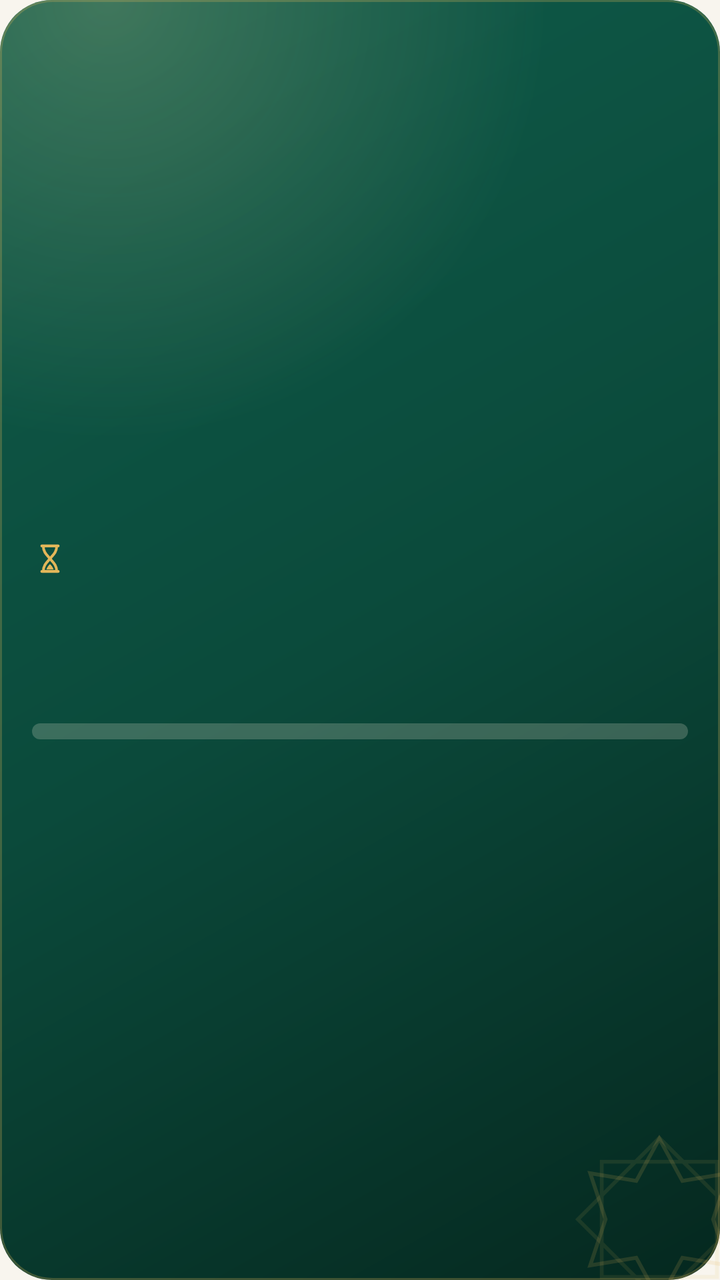
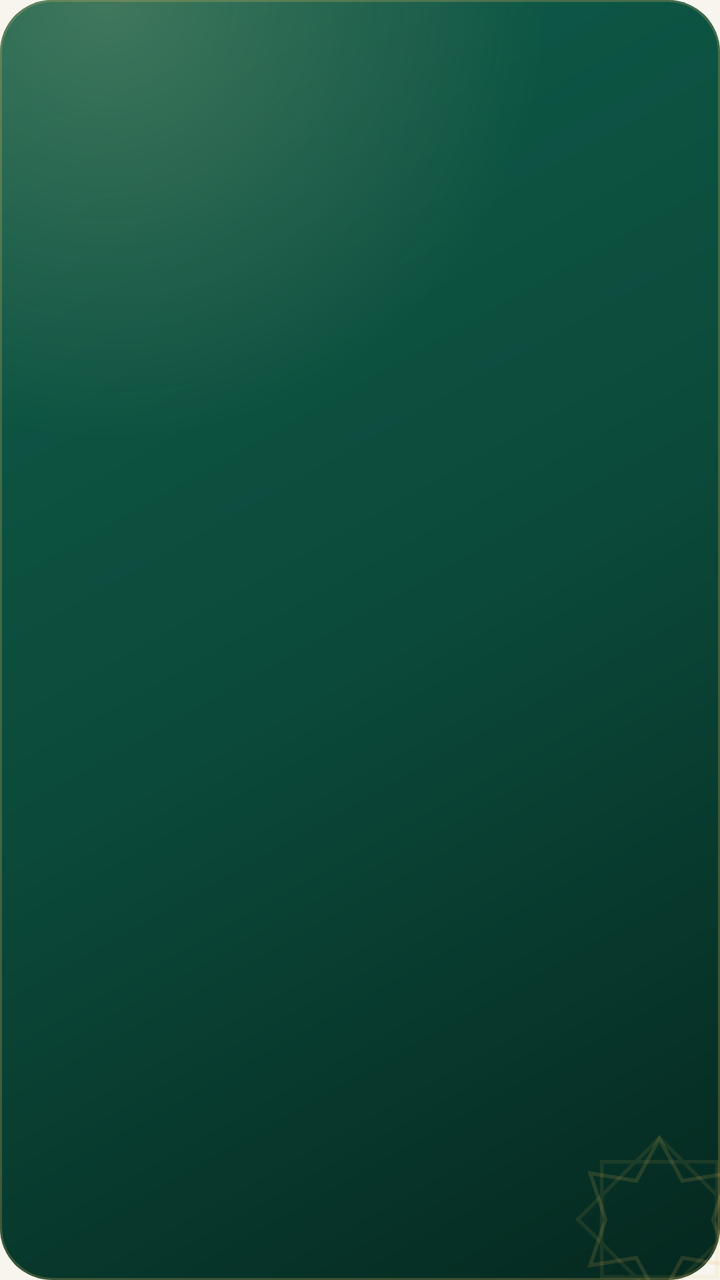

The first picture is an Android layout as it rendered before a commit; the second is the same layout after the commit. The layout source and the unified diff follow.
<!-- AndroidManifest.xml: application theme Theme.ZikrTime -->
<!-- res/layout/widget_screen.xml -->
<?xml version="1.0" encoding="utf-8"?>
<FrameLayout xmlns:android="http://schemas.android.com/apk/res/android"
    android:id="@+id/widget_root"
    android:layout_width="match_parent"
    android:layout_height="match_parent"
    android:background="@drawable/widget_bg">

    <ImageView
        android:layout_width="96dp"
        android:layout_height="96dp"
        android:layout_gravity="end|bottom"
        android:layout_marginEnd="-18dp"
        android:layout_marginBottom="-18dp"
        android:importantForAccessibility="no"
        android:src="@drawable/widget_star" />

    <LinearLayout
        android:layout_width="match_parent"
        android:layout_height="match_parent"
        android:gravity="center_vertical"
        android:orientation="vertical"
        android:padding="16dp">

        <LinearLayout
            android:layout_width="match_parent"
            android:layout_height="wrap_content"
            android:gravity="center_vertical"
            android:orientation="horizontal">

            <ImageView
                android:layout_width="18dp"
                android:layout_height="18dp"
                android:importantForAccessibility="no"
                android:src="@drawable/ic_nav_focus"
                android:tint="#E2B659" />

            <TextView
                android:id="@+id/w_label"
                android:layout_width="0dp"
                android:layout_height="wrap_content"
                android:layout_marginStart="6dp"
                android:layout_weight="1"
                android:maxLines="1"
                android:ellipsize="end"
                android:textColor="#CCFFF6E0"
                android:textSize="12sp" />
        </LinearLayout>

        <TextView
            android:id="@+id/w_value"
            android:layout_width="wrap_content"
            android:layout_height="wrap_content"
            android:layout_marginTop="4dp"
            android:fontFamily="sans-serif-light"
            android:maxLines="1"
            android:textColor="#E2B659"
            android:textSize="32sp" />

        <TextView
            android:id="@+id/w_hint"
            android:layout_width="wrap_content"
            android:layout_height="wrap_content"
            android:maxLines="2"
            android:textColor="#FFF6E0"
            android:textSize="12sp" />

        <ProgressBar
            android:id="@+id/w_progress"
            style="@android:style/Widget.ProgressBar.Horizontal"
            android:layout_width="match_parent"
            android:layout_height="8dp"
            android:layout_marginTop="10dp"
            android:max="1000"
            android:progressDrawable="@drawable/widget_progress" />
    </LinearLayout>
</FrameLayout>
<!-- resources referenced by this layout -->
<resources>
  <!-- drawable ic_nav_focus (drawable) -->
  <?xml version="1.0" encoding="utf-8"?>
  <vector xmlns:android="http://schemas.android.com/apk/res/android"
      android:width="24dp"
      android:height="24dp"
      android:viewportWidth="24"
      android:viewportHeight="24">
      <path android:pathData="M6.5,3.5 H17.5 M6.5,20.5 H17.5"
          android:strokeColor="#FF000000" android:strokeWidth="1.8"
          android:strokeLineCap="round" android:strokeLineJoin="round" android:fillColor="#00000000" />
      <path android:pathData="M7.5,3.5 C7.5,8 10.5,10 12,12 C13.5,10 16.5,8 16.5,3.5"
          android:strokeColor="#FF000000" android:strokeWidth="1.8"
          android:strokeLineCap="round" android:strokeLineJoin="round" android:fillColor="#00000000" />
      <path android:pathData="M7.5,20.5 C7.5,16 10.5,14 12,12 C13.5,14 16.5,16 16.5,20.5"
          android:strokeColor="#FF000000" android:strokeWidth="1.8"
          android:strokeLineCap="round" android:strokeLineJoin="round" android:fillColor="#00000000" />
      <path android:pathData="M9.6,19.2 C10.2,17.4 11.2,16.4 12,15.6 C12.8,16.4 13.8,17.4 14.4,19.2 Z" android:fillColor="#FF000000" />
  </vector>
  <!-- drawable widget_bg (drawable) -->
  <?xml version="1.0" encoding="utf-8"?>
  <layer-list xmlns:android="http://schemas.android.com/apk/res/android">
      <item>
          <shape android:shape="rectangle">
              <gradient android:angle="315" android:startColor="#0F5C4A" android:centerColor="#0B4A3B" android:endColor="#05281F" android:type="linear" />
              <corners android:radius="26dp" />
          </shape>
      </item>
      <item>
          <shape android:shape="rectangle">
              <gradient android:type="radial" android:gradientRadius="220dp" android:centerX="0.15" android:centerY="0.0"
                  android:startColor="#33FFE7A8" android:endColor="#00FFE7A8" />
              <corners android:radius="26dp" />
          </shape>
      </item>
      <item>
          <shape android:shape="rectangle">
              <stroke android:width="1dp" android:color="#40E2B659" />
              <corners android:radius="26dp" />
          </shape>
      </item>
  </layer-list>
  <!-- drawable widget_progress (drawable) -->
  <?xml version="1.0" encoding="utf-8"?>
  <layer-list xmlns:android="http://schemas.android.com/apk/res/android">
      <item android:id="@android:id/background">
          <shape><corners android:radius="4dp" /><solid android:color="#33FFF6E0" /></shape>
      </item>
      <item android:id="@android:id/progress">
          <clip>
              <shape><corners android:radius="4dp" /><gradient android:startColor="#E2B659" android:endColor="#FFE7A8" /></shape>
          </clip>
      </item>
  </layer-list>
  <!-- drawable widget_star (drawable) -->
  <?xml version="1.0" encoding="utf-8"?>
  <vector xmlns:android="http://schemas.android.com/apk/res/android"
      android:width="120dp" android:height="120dp" android:viewportWidth="100" android:viewportHeight="100">
      <path android:strokeColor="#26E2B659" android:strokeWidth="2" android:fillColor="#00000000"
          android:pathData="M50,8 L62,30 L86,26 L78,50 L86,74 L62,70 L50,92 L38,70 L14,74 L22,50 L14,26 L38,30 Z" />
      <path android:strokeColor="#1AE2B659" android:strokeWidth="2" android:fillColor="#00000000"
          android:pathData="M20,20 L80,20 L80,80 L20,80 Z M50,7.6 L92.4,50 L50,92.4 L7.6,50 Z" />
  </vector>
  <style name="Theme.ZikrTime" parent="android:Theme.Material.Light.NoActionBar">
          <item name="android:windowBackground">@color/window_light</item>
      </style>
  <color name="window_light">#F8F5EE</color>
</resources>

<!-- the commit's change to res/layout/widget_screen.xml (unified diff, before → after) -->
@@ -6,6 +6,14 @@
     android:background="@drawable/widget_bg">
 
     <ImageView
+        android:id="@+id/w_bg"
+        android:layout_width="match_parent"
+        android:layout_height="match_parent"
+        android:importantForAccessibility="no"
+        android:scaleType="fitXY" />
+
+    <ImageView
+        android:id="@+id/w_star"
         android:layout_width="96dp"
         android:layout_height="96dp"
         android:layout_gravity="end|bottom"
@@ -14,63 +22,52 @@
         android:importantForAccessibility="no"
         android:src="@drawable/widget_star" />
 
+    
+    <ImageView
+        android:id="@+id/w_ring"
+        android:layout_width="60dp"
+        android:layout_height="60dp"
+        android:layout_gravity="end|top"
+        android:layout_marginTop="8dp"
+        android:layout_marginEnd="8dp"
+        android:importantForAccessibility="no" />
+
     <LinearLayout
         android:layout_width="match_parent"
         android:layout_height="match_parent"
-        android:gravity="center_vertical"
+        android:gravity="bottom"
         android:orientation="vertical"
         android:padding="16dp">
 
-        <LinearLayout
+        <TextView
+            android:id="@+id/w_label"
             android:layout_width="match_parent"
             android:layout_height="wrap_content"
-            android:gravity="center_vertical"
-            android:orientation="horizontal">
-
-            <ImageView
-                android:layout_width="18dp"
-                android:layout_height="18dp"
-                android:importantForAccessibility="no"
-                android:src="@drawable/ic_nav_focus"
-                android:tint="#E2B659" />
-
-            <TextView
-                android:id="@+id/w_label"
-                android:layout_width="0dp"
-                android:layout_height="wrap_content"
-                android:layout_marginStart="6dp"
-                android:layout_weight="1"
-                android:maxLines="1"
-                android:ellipsize="end"
-                android:textColor="#CCFFF6E0"
-                android:textSize="12sp" />
-        </LinearLayout>
+            android:layout_marginEnd="56dp"
+            android:ellipsize="end"
+            android:maxLines="2"
+            android:textColor="#D9FFF6E0"
+            android:textSize="12sp" />
 
         <TextView
             android:id="@+id/w_value"
             android:layout_width="wrap_content"
             android:layout_height="wrap_content"
             android:layout_marginTop="4dp"
-            android:fontFamily="sans-serif-light"
+            android:fontFamily="sans-serif-medium"
             android:maxLines="1"
-            android:textColor="#E2B659"
-            android:textSize="32sp" />
+            android:shadowColor="#66000000"
+            android:shadowDy="1"
+            android:shadowRadius="4"
+            android:textColor="#FFE7A8"
+            android:textSize="28sp" />
 
         <TextView
             android:id="@+id/w_hint"
             android:layout_width="wrap_content"
             android:layout_height="wrap_content"
             android:maxLines="2"
-            android:textColor="#FFF6E0"
+            android:textColor="#E6FFF6E0"
             android:textSize="12sp" />
-
-        <ProgressBar
-            android:id="@+id/w_progress"
-            style="@android:style/Widget.ProgressBar.Horizontal"
-            android:layout_width="match_parent"
-            android:layout_height="8dp"
-            android:layout_marginTop="10dp"
-            android:max="1000"
-            android:progressDrawable="@drawable/widget_progress" />
     </LinearLayout>
 </FrameLayout>
<!-- resource entries referenced after the edit -->
@@ -1,23 +1,5 @@
 <!-- resources referenced by this layout -->
 <resources>
-  <!-- drawable ic_nav_focus (drawable) -->
-  <?xml version="1.0" encoding="utf-8"?>
-  <vector xmlns:android="http://schemas.android.com/apk/res/android"
-      android:width="24dp"
-      android:height="24dp"
-      android:viewportWidth="24"
-      android:viewportHeight="24">
-      <path android:pathData="M6.5,3.5 H17.5 M6.5,20.5 H17.5"
-          android:strokeColor="#FF000000" android:strokeWidth="1.8"
-          android:strokeLineCap="round" android:strokeLineJoin="round" android:fillColor="#00000000" />
-      <path android:pathData="M7.5,3.5 C7.5,8 10.5,10 12,12 C13.5,10 16.5,8 16.5,3.5"
-          android:strokeColor="#FF000000" android:strokeWidth="1.8"
-          android:strokeLineCap="round" android:strokeLineJoin="round" android:fillColor="#00000000" />
-      <path android:pathData="M7.5,20.5 C7.5,16 10.5,14 12,12 C13.5,14 16.5,16 16.5,20.5"
-          android:strokeColor="#FF000000" android:strokeWidth="1.8"
-          android:strokeLineCap="round" android:strokeLineJoin="round" android:fillColor="#00000000" />
-      <path android:pathData="M9.6,19.2 C10.2,17.4 11.2,16.4 12,15.6 C12.8,16.4 13.8,17.4 14.4,19.2 Z" android:fillColor="#FF000000" />
-  </vector>
   <!-- drawable widget_bg (drawable) -->
   <?xml version="1.0" encoding="utf-8"?>
   <layer-list xmlns:android="http://schemas.android.com/apk/res/android">
@@ -41,18 +23,6 @@
           </shape>
       </item>
   </layer-list>
-  <!-- drawable widget_progress (drawable) -->
-  <?xml version="1.0" encoding="utf-8"?>
-  <layer-list xmlns:android="http://schemas.android.com/apk/res/android">
-      <item android:id="@android:id/background">
-          <shape><corners android:radius="4dp" /><solid android:color="#33FFF6E0" /></shape>
-      </item>
-      <item android:id="@android:id/progress">
-          <clip>
-              <shape><corners android:radius="4dp" /><gradient android:startColor="#E2B659" android:endColor="#FFE7A8" /></shape>
-          </clip>
-      </item>
-  </layer-list>
   <!-- drawable widget_star (drawable) -->
   <?xml version="1.0" encoding="utf-8"?>
   <vector xmlns:android="http://schemas.android.com/apk/res/android"
